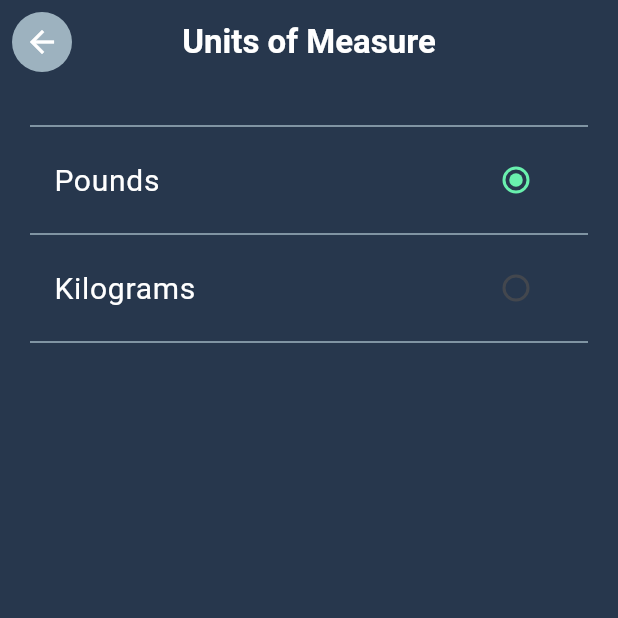
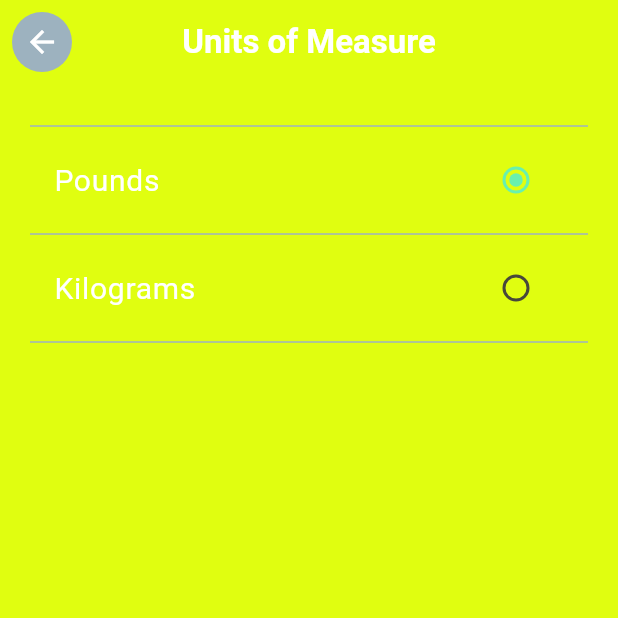
Before and after one commit to faustojc/workout_routine, a Flutter app: the MeasureUnits screen opened directly, on a phone screen of 412 x 824 dp, the top half of it. Run offline on Flutter 3.47's test engine with Material 3 defaults, Android fonts, the light colour scheme and no system bars; our stand-ins replace auto_size_text, connectivity_plus, internet_connection_checker_plus, supabase_flutter, uni_links; missing offline and left inert: powersync; accounts and stored records are empty; statements that could not run were skipped.

Commit message:
Changed theme color

```diff
--- a/lib/themes/colors.dart
+++ b/lib/themes/colors.dart
@@ -1,10 +1,11 @@
 import 'dart:ui';
 
 class ThemeColor {
-  static const Color primary = Color(0xFF27374D);
+  static const Color primary = Color(0xFFE0FE10);
   static const Color secondary = Color(0xFF526D82);
   static const Color tertiary = Color(0xFF9DB2BF);
   static const Color accent = Color(0xFFB4DDFD);
   static const Color white = Color(0xFFFFFFFF);
-  static const Color black = Color(0xFF0A1415);
+  static const Color black = Color(0xFF0B0B0B);
+  static const Color grey = Color(0xFF212326);
 }
```
